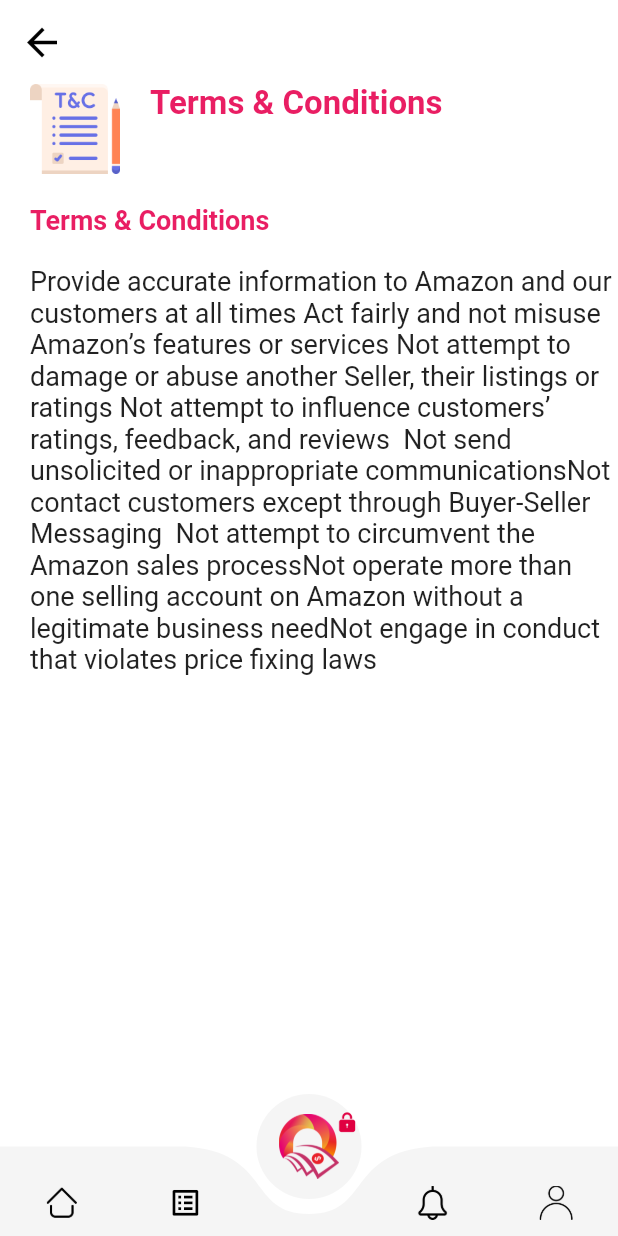
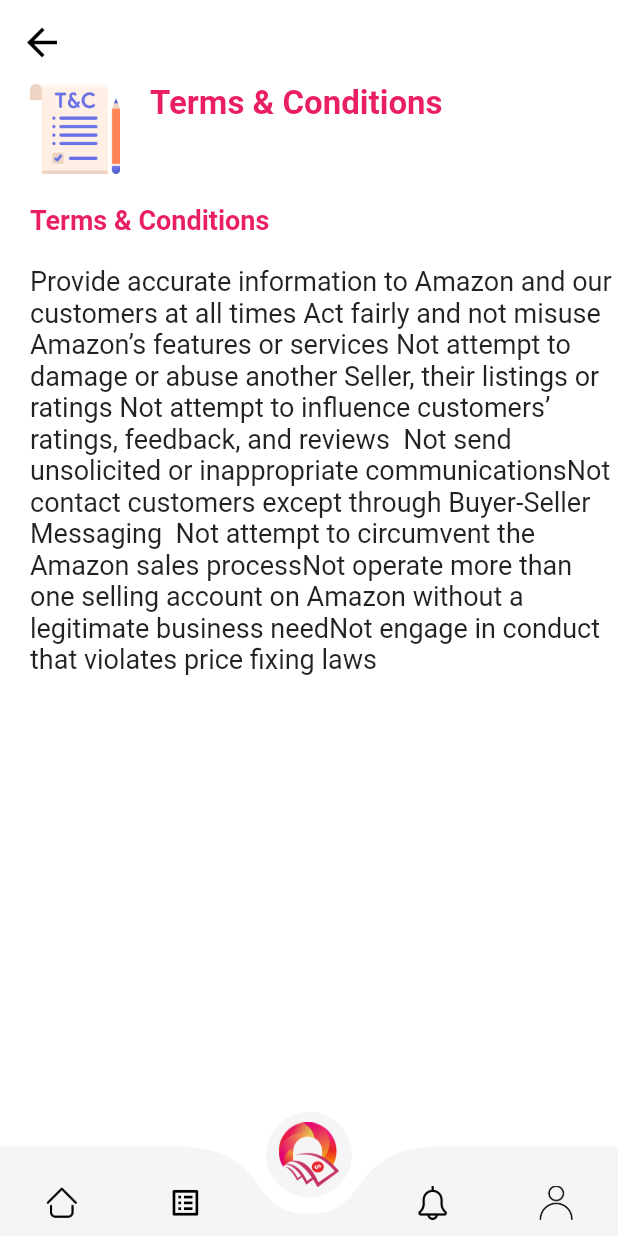
Before and after one commit to HeyAvi/qq, a Flutter app: the TermsCondition screen opened directly, on a phone screen of 412 x 824 dp. Run offline on Flutter 3.47's test engine with Material 2 defaults, Android fonts, the phone set to English and light mode, and no system bars; drawn by our look-alikes of curved_navigation_bar; our stand-ins replace audioplayers, awesome_dialog, bloc, bloc_concurrency, country_code_picker, dio and 18 more; missing offline and left inert: flutter_jigsaw_puzzle, slidable_button; accounts and stored records are empty; network calls fail; project files that could hold a hidden picture were left out.

Commit message:
fixed minor bugs and ui changes

```diff
--- a/lib/ui/BottomNavigationWidget.dart
+++ b/lib/ui/BottomNavigationWidget.dart
@@ -1,4 +1,5 @@
 import 'dart:async';
+
 import 'package:curved_navigation_bar/curved_navigation_bar.dart';
 import 'package:dio/dio.dart';
 import 'package:flutter/cupertino.dart';
@@ -15,12 +16,11 @@
 import 'package:qq/services/ContestServcie.dart';
 import 'package:qq/services/ServicesLocator.dart';
 import 'package:qq/services/UserDataServcie.dart';
-import 'package:qq/ui/ContestDetails/ContestMainPage.dart';
 import 'package:qq/ui/ContestPlay.dart';
-import 'package:qq/ui/profile_screen.dart';
 import 'package:qq/ui/customerSupport.dart';
 import 'package:qq/ui/home.dart';
 import 'package:qq/ui/notificationScreen.dart';
+import 'package:qq/ui/profile_screen.dart';
 import 'package:qq/utils/ColorConstants.dart';
 import 'package:qq/utils/DateTimeFormatter.dart';
 
@@ -52,7 +52,7 @@
 
 class _BottomNavigationWidgetState extends State<BottomNavigationWidgetStateful>
     with SingleTickerProviderStateMixin {
-  bool isMove = false;
+  bool isMove = true;
   ContestService contestService = getIt<ContestService>();
   ContestExampleService contestExampleService = getIt<ContestExampleService>();
   int? _page;
@@ -104,6 +104,7 @@
                   endTime: DateFormatter.getUTCRemainingTimeInMills(
                       contestService.contestdata!.start_date),
                   widgetBuilder: (_, time) {
+                    isMove = false;
                     print('date ${contestService.contestdata!.start_date}');
                     if (time == null) {
                       isMove = true;
@@ -132,19 +133,14 @@
                 color: Colors.black,
                 size: 20.sp,
               ),
-              (isMove)
-                  ? Image.asset(
-                      "assets/qqLogo.png",
-                      height: 36.h,
-                      width: 36.w,
-                    )
-                  : Stack(
+              (!isMove)
+                  ? Stack(
                       alignment: Alignment.center,
                       children: [
                         Image.asset(
                           "assets/qqLogo.png",
+                          width: 36.w,
                           height: 36.h,
-                          width: 36.w,
                         ),
                         Padding(
                             padding: EdgeInsets.only(left: 44.w, bottom: 28.h),
@@ -154,6 +150,11 @@
                               size: 18.sp,
                             )),
                       ],
+                    )
+                  : Image.asset(
+                      "assets/qqLogo.png",
+                      height: 36.h,
+                      width: 36.w,
                     ),
               ImageIcon(
                 const AssetImage(
--- a/lib/ui/home.dart
+++ b/lib/ui/home.dart
@@ -426,7 +426,7 @@
                     ),
                   ]),
                   Padding(
-                    padding: const EdgeInsets.symmetric(horizontal: 8.0),
+                    padding: const EdgeInsets.symmetric(horizontal: 7.0),
                     child: Column(
                       children: [
                         const TextWithUnderline(
```
Also changed, not shown: lib/ui/ContestPlay.dart (+4 -3 lines), lib/ui/profile_screen.dart (+41 -31 lines).
